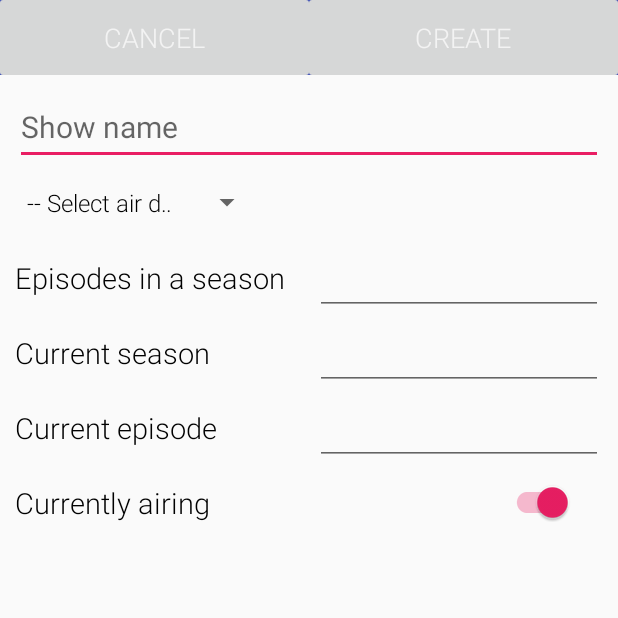
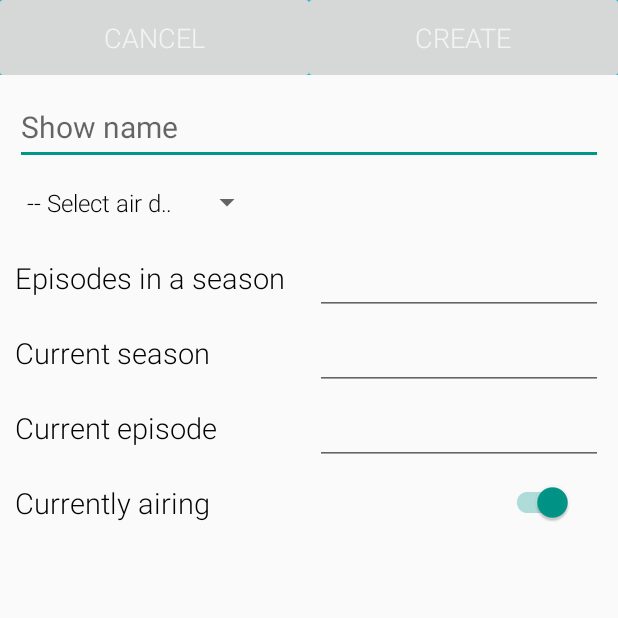
Before and after one commit to nnam-ibe/Tron, an Android app: the screen it shows after launch (NewShowActivity), after a tap on an icon or button, on a phone screen of 412 x 824 dp, the top half of it. Run offline under Robolectric (Android 15) with nearby library versions, the phone set to English and light mode, and no system bars; libraries missing offline, so code that uses them is left out: com.melnykov.fab; 10 statements that could not run were skipped; 1 other tap on this screen came first.

Commit message:
Other files

```diff
--- a/app/src/main/java/show/com/tron/DataXmlImporter.java
+++ b/app/src/main/java/show/com/tron/DataXmlImporter.java
@@ -22,7 +22,7 @@ public class DataXmlImporter {
      * @return a list of Show objects contained in the document, empty list if none
      * @throws Exception throws exception if any weird thing happens, like out of format.
      */
-    public static List importer(File file)throws Exception {
+    public static List<Show> importer(File file)throws Exception {
         DocumentBuilderFactory factory =
                 DocumentBuilderFactory.newInstance();
 
--- a/app/src/main/java/show/com/tron/FragmentToday.java
+++ b/app/src/main/java/show/com/tron/FragmentToday.java
@@ -1,6 +1,7 @@
 package show.com.tron;
 
 import android.os.Bundle;
+import android.os.Handler;
 import android.support.v4.app.Fragment;
 import android.support.v7.widget.LinearLayoutManager;
 import android.support.v7.widget.RecyclerView;
@@ -23,8 +24,9 @@ public class FragmentToday extends Fragment {
     private List<Show> showList = new ArrayList<>();
     private FloatingActionButton fab;
     private TronApplication tron;
-    private DBHelper db;//  = new DBHelper(getActivity());;
-    private SimpleDateFormat dayFormat;// = new SimpleDateFormat("EEEE");;
+    private DBHelper db;
+    private SimpleDateFormat dayFormat;
+    private static final String TAG = "FRAGMENT TODAY";
 
     @Override
     public View onCreateView(LayoutInflater inflater, ViewGroup container, Bundle savedInstanceState) {
@@ -38,34 +40,15 @@ public class FragmentToday extends Fragment {
         llm.setOrientation(LinearLayoutManager.VERTICAL);
         recyclerView.setLayoutManager(llm);
 
-        showAdapter = new AdapterShow(showList, (TronApplication) getActivity().getApplicationContext());
+        showAdapter = new AdapterShow(showList, (TronApplication) getActivity().getApplicationContext(), recyclerView, TAG);
         recyclerView.setAdapter(showAdapter);
         fab = (FloatingActionButton) getActivity().findViewById(R.id.fab);
-        fab.setColorNormal(getResources().getColor(R.color.accent));
-        fab.setColorPressed(getResources().getColor(R.color.accent_pressed));
+        fab.setColorNormal(getResources().getColor(R.color.button));
+        fab.setColorPressed(getResources().getColor(R.color.buttonPressed));
         fab.setColorRipple(getResources().getColor(R.color.ripple));
         fab.attachToRecyclerView(recyclerView);
         return rootView;
     }
-
-//    @Override
-//    public void setUserVisibleHint(boolean isVisibleToUser) {
-//        super.setUserVisibleHint(isVisibleToUser);
-//        if (!isVisibleToUser) {
-//            return;
-//        }
-//        String today = dayFormat.format(Calendar.getInstance().getTime()).toUpperCase();
-//        try {
-//            Log.e("Fragment Today", "Gotten today " + today + " getting shows.....");//TODO
-//            List<Show> list = db.getTodayShows(today);
-//            Log.e("Fragment Today", "Gotten shows"); //TODO
-//            if (list != null && !list.isEmpty()){
-//                addShow(list);
-//            }
-//        } catch (Exception e) {
-//            Log.e("Fragment Today", "Couldn't get shows");
-//        }
-//    }
 
 
     @Override
@@ -78,7 +61,8 @@ public class FragmentToday extends Fragment {
                 addShow(list);
             }
         } catch (Exception e) {
-            Log.e("Fragment Today", "ERORRR!!! NOT SURE YET!!!");
+            Log.e(TAG, "Error thrown in OnResume");
+            e.printStackTrace();
         }
     }
 
@@ -86,6 +70,32 @@ public class FragmentToday extends Fragment {
         showList.clear();
         showList.addAll(newShows);
         Collections.reverse(showList);
-        showAdapter.notifyDataSetChanged();
+        publish();
+    }
+
+    public void removeShow(int id) {
+        Show remove = null;
+        for ( Show show : showList ) {
+            if (show.getId() == id) {
+                remove = show;
+                break;
+            }
+        }
+        if (remove != null) {
+            boolean result = showList.remove(remove);
+            Log.d(TAG, result + "");
+        }
+        publish();
+    }
+
+    private void publish(){
+        Handler mainHandler = new Handler(tron.getMainLooper());
+        Runnable myRunnable = new Runnable() {
+            @Override
+            public void run() {
+                showAdapter.notifyDataSetChanged();
+            }
+        };
+        mainHandler.post(myRunnable);
     }
 }
--- a/app/src/main/java/show/com/tron/MainActivity.java
+++ b/app/src/main/java/show/com/tron/MainActivity.java
@@ -27,20 +27,21 @@ import java.util.List;
 public class MainActivity extends AppCompatActivity {
 
     private DBHelper db;
-    private FragmentShow fragmentShow;
     private ViewPager viewPager;
+    private TronApplication tron;
 
     @Override
     protected void onCreate(Bundle savedInstanceState) {
         super.onCreate(savedInstanceState);
         setContentView(R.layout.activity_main);
         db = new DBHelper(this);
-        fragmentShow = new FragmentShow();
+        tron = (TronApplication)getApplicationContext();
+        tron.setFragmentShow(new FragmentShow());
+        tron.setFragmentToday(new FragmentToday());
 
         Toolbar toolbar = (Toolbar) findViewById(R.id.main_toolbar);
         setSupportActionBar(toolbar);
 
-//        final ViewPager viewPager = (ViewPager) findViewById(R.id.main_viewpager);
         viewPager = (ViewPager) findViewById(R.id.main_viewpager);
         setupViewPager(viewPager);
 
@@ -61,13 +62,14 @@ public class MainActivity extends AppCompatActivity {
             public boolean onMenuItemActionExpand(MenuItem item) {
                 if(viewPager.getCurrentItem() != 0) {
                     viewPager.setCurrentItem(0);
+                    Log.e("Expanded stuff", Log.getStackTraceString(new Exception()));
                 }
                 return true;
             }
 
             @Override
             public boolean onMenuItemActionCollapse(MenuItem item) {
-                fragmentShow.showAdapter.getFilter().filter("");
+                tron.getFragmentShow().showAdapter.getFilter().filter("");
                 return true;
             }
         });
@@ -78,13 +80,13 @@ public class MainActivity extends AppCompatActivity {
         SearchView.OnQueryTextListener textChangeListener = new SearchView.OnQueryTextListener() {
             @Override
             public boolean onQueryTextChange(String cs) {
-                fragmentShow.showAdapter.getFilter().filter(cs);
+                tron.getFragmentShow().showAdapter.getFilter().filter(cs);
                 return false;
             }
 
             @Override
             public boolean onQueryTextSubmit(String query) {
-                fragmentShow.showAdapter.getFilter().filter(query);
+                tron.getFragmentShow().showAdapter.getFilter().filter(query);
                 return false;
             }
         };
@@ -119,7 +121,8 @@ public class MainActivity extends AppCompatActivity {
                             for (Show show : list) {
                                 db.insertShow(show);
                             }
-                            fragmentShow.onResume();
+                            tron.getFragmentShow().onResume();
+                            tron.getFragmentToday().onResume();
                             toast("Import successful!!");
                         } catch (Exception e) {
                             toast("Import failed, File format bad!!");
@@ -142,8 +145,8 @@ public class MainActivity extends AppCompatActivity {
 
     private void setupViewPager(ViewPager viewPager) {
         ViewPagerAdapter adapter = new ViewPagerAdapter(getSupportFragmentManager());
-        adapter.addFrag(fragmentShow, "SHOWS");
-        adapter.addFrag(new FragmentToday(), "TODAY");
+        adapter.addFrag(tron.getFragmentShow(), "SHOWS");
+        adapter.addFrag(tron.getFragmentToday(), "TODAY");
         viewPager.setAdapter(adapter);
     }
 
--- a/app/src/main/res/drawable/custom_btn.xml
+++ b/app/src/main/res/drawable/custom_btn.xml
@@ -6,7 +6,7 @@
         <inset xmlns:android="http://schemas.android.com/apk/res/android" android:insetBottom="@dimen/button_inset_vertical_material" android:insetLeft="@dimen/button_inset_horizontal_material" android:insetRight="@dimen/button_inset_horizontal_material" android:insetTop="@dimen/button_inset_vertical_material">
             <shape android:shape="rectangle">
                 <corners android:radius="@dimen/control_corner_material" />
-                <solid android:color="#3949AB" />
+                <solid android:color="@color/buttonPressed" />
                 <padding android:bottom="@dimen/button_padding_vertical_material" android:left="@dimen/button_padding_horizontal_material" android:right="@dimen/button_padding_horizontal_material" android:top="@dimen/button_padding_vertical_material" />
             </shape>
         </inset>
@@ -17,7 +17,7 @@
         <inset xmlns:android="http://schemas.android.com/apk/res/android" android:insetBottom="@dimen/button_inset_vertical_material" android:insetLeft="@dimen/button_inset_horizontal_material" android:insetRight="@dimen/button_inset_horizontal_material" android:insetTop="@dimen/button_inset_vertical_material">
             <shape android:shape="rectangle">
                 <corners android:radius="@dimen/control_corner_material" />
-                <solid android:color="#1A237E" />
+                <solid android:color="@color/buttonPressed" />
                 <padding android:bottom="@dimen/button_padding_vertical_material" android:left="@dimen/button_padding_horizontal_material" android:right="@dimen/button_padding_horizontal_material" android:top="@dimen/button_padding_vertical_material" />
             </shape>
         </inset>
--- a/app/src/main/res/layout/activity_main.xml
+++ b/app/src/main/res/layout/activity_main.xml
@@ -39,8 +39,8 @@
         android:layout_margin="16dp"
         android:onClick="fabOnClick"
         android:src="@drawable/ic_new_icon"
-        fab:fab_colorNormal="@color/accent"
-        fab:fab_colorPressed="@color/accent_pressed"
+        fab:fab_colorNormal="@color/button"
+        fab:fab_colorPressed="@color/buttonPressed"
         fab:fab_colorRipple="@color/ripple"
         fab:fab_shadow="true" />
 </android.support.design.widget.CoordinatorLayout>
--- a/app/src/main/res/values/colors.xml
+++ b/app/src/main/res/values/colors.xml
@@ -1,12 +1,10 @@
 <?xml version="1.0" encoding="utf-8"?>
 <resources>
-    <color name="colorPrimary">#3F51B5</color>
-    <color name="colorPrimaryDark">#1A237E</color>
-    <color name="colorAccent">#FF4081</color>
+    <color name="colorPrimary">#00bcd4</color>
+    <color name="colorPrimaryDark">#0097A7</color>
     <color name="colorAccentPressed">#FF80AB</color>
-    <color name="ripple">#F06292</color>
-    <color name="accent">#E91E63</color>
-    <color name="accent_pressed">#C2185B</color>
+    <color name="ripple">#B2EBF2</color>
+    <color name="accent">#009688</color>
     <color name="colorCards">#E8F5E9</color>
     <color name="colorWhite">#FFFFFF</color>
     <color name="colorRed">#F44336</color>
@@ -17,4 +15,7 @@
     <color name="colorAmber">#FFC107</color>
     <color name="colorGreen">#4CAF50</color>
     <color name="colorBlack">#000000</color>
+    <color name="colorCard">#0097A7</color>
+    <color name="button">#00BCD4</color>
+    <color name="buttonPressed">#0097A7</color>
 </resources>
--- a/app/src/main/res/values/strings.xml
+++ b/app/src/main/res/values/strings.xml
@@ -2,7 +2,7 @@
     <string name="app_name">Tron</string>
 
     <string name="hello_world">Hello world!</string>
-    <string name="action_settings">Settings</string>
+    <string name="action_settings">Tron</string>
     <string name="card_show_S">S1E15</string>
     <string name="card_show_E">E</string>
     <string name="show_minus_string">&#8211;</string>
@@ -36,4 +36,6 @@
     <string name="action_export_shows_string">Export shows to file</string>
     <string name="action_import_shows_string">Import shows from file</string>
     <string name="searchable_hint">Search for a show</string>
+    <string name="show_dialog_delete_string">DELETE</string>
+    <string name="title_activity_a">AA</string>
 </resources>
```
Also changed, not shown: app/src/main/AndroidManifest.xml (+30 -5 lines), app/src/main/java/show/com/tron/AdapterShow.java (+67 -31 lines), app/src/main/java/show/com/tron/DBHelper.java (+6 -14 lines), app/src/main/java/show/com/tron/EditShowActivity.java (+6 -8 lines), app/src/main/java/show/com/tron/FragmentShow.java (+45 -5 lines), app/src/main/java/show/com/tron/NewShowActivity.java (+0 -7 lines), app/src/main/java/show/com/tron/TronApplication.java (+69 -1 lines), app/src/main/res/drawable/custom_bg.xml (+0 -11 lines).
